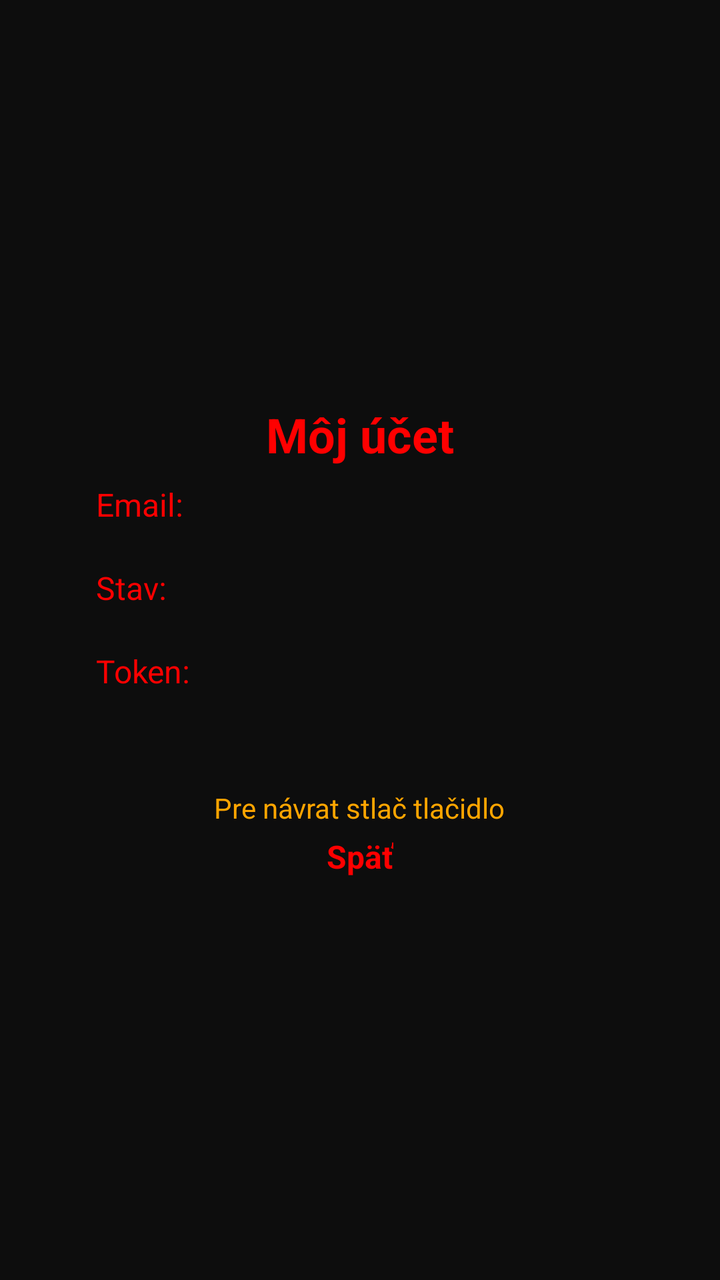
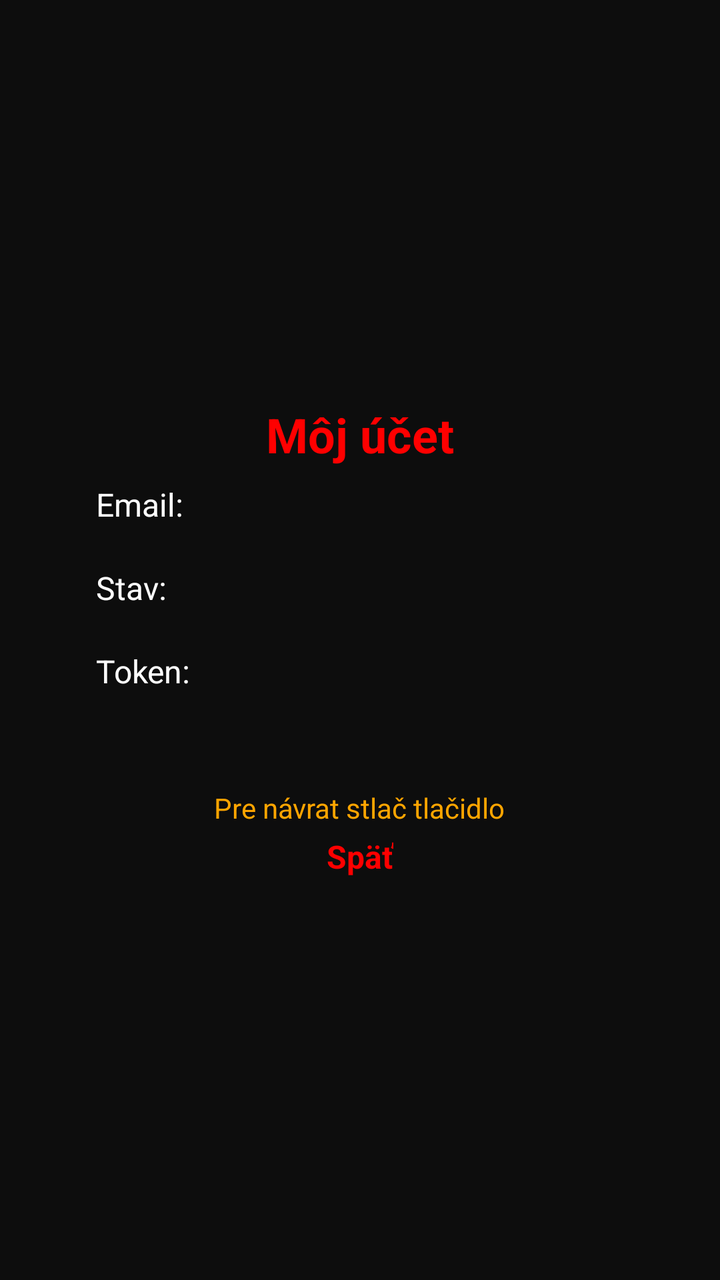

Compare the two renders of this Android layout. The source of the first and the diff that turns it into the second are given below.
<!-- AndroidManifest.xml: application theme Theme.JojPlay -->
<!-- res/layout/activity_account.xml -->
<?xml version="1.0" encoding="utf-8"?>
<LinearLayout xmlns:android="http://schemas.android.com/apk/res/android"
    android:layout_width="match_parent"
    android:layout_height="match_parent"
    android:orientation="vertical"
    android:gravity="center"
    android:background="#0D0D0D"
    android:padding="48dp">

    <TextView
        android:layout_width="wrap_content"
        android:layout_height="wrap_content"
        android:text="Môj účet"
        android:textColor="#FF0000"
        android:textSize="24sp"
        android:textStyle="bold"
        android:layout_marginBottom="8dp"/>
    
    <LinearLayout
        android:layout_width="match_parent"
        android:layout_height="wrap_content"
        android:orientation="horizontal"
        android:layout_marginBottom="20dp">
        <TextView
            android:layout_width="140dp"
            android:layout_height="wrap_content"
            android:text="Email:"
            android:textColor="#FF0000"
            android:textSize="16sp"/>
        <TextView
            android:id="@+id/tvAccountEmail"
            android:layout_width="wrap_content"
            android:layout_height="wrap_content"
            android:textColor="#00FF00"
            android:textSize="16sp"
            android:textStyle="bold"/>
    </LinearLayout>

    <LinearLayout
        android:layout_width="match_parent"
        android:layout_height="wrap_content"
        android:orientation="horizontal"
        android:layout_marginBottom="20dp">
        <TextView
            android:layout_width="140dp"
            android:layout_height="wrap_content"
            android:text="Stav:"
            android:textColor="#FF0000"
            android:textSize="16sp"/>
        <TextView
            android:id="@+id/tvAccountStatus"
            android:layout_width="wrap_content"
            android:layout_height="wrap_content"
            android:textColor="#FFFFFF"
            android:textSize="16sp"
            android:textStyle="bold"/>
    </LinearLayout>

    <LinearLayout
        android:layout_width="match_parent"
        android:layout_height="wrap_content"
        android:orientation="horizontal"
        android:layout_marginBottom="48dp">
        <TextView
            android:layout_width="140dp"
            android:layout_height="wrap_content"
            android:text="Token:"
            android:textColor="#FF0000"
            android:textSize="16sp"/>
        <TextView
            android:id="@+id/tvAccountExpiry"
            android:layout_width="wrap_content"
            android:layout_height="wrap_content"
            android:textColor="#FFFFFF"
            android:textSize="16sp"/>
    </LinearLayout>

    <TextView
        android:layout_width="wrap_content"
        android:layout_height="wrap_content"
        android:text="Pre návrat stlač tlačidlo"
        android:textColor="#FFA500"
        android:textSize="14sp"
        android:layout_marginBottom="4dp"/>

    <TextView
        android:layout_width="wrap_content"
        android:layout_height="wrap_content"
        android:text="Späť"
        android:textColor="#FF0000"
        android:textSize="16sp"
        android:textStyle="bold"/>

</LinearLayout>
<!-- resources referenced by this layout -->
<resources>
  <style name="Theme.JojPlay" parent="Theme.MaterialComponents.DayNight.NoActionBar">
          <item name="colorPrimary">#E30613</item>
          <item name="colorPrimaryVariant">#B00010</item>
          <item name="colorOnPrimary">#FFFFFF</item>
          <item name="colorSecondary">#E30613</item>
          <item name="colorAccent">#E30613</item>
          <item name="android:windowBackground">#0D0D0D</item>
          <item name="android:statusBarColor">#000000</item>
          <item name="android:navigationBarColor">#000000</item>
          <item name="strokeColor">#E30613</item>
          <item name="android:listSelector">@drawable/list_selector</item>
          <item name="android:colorFocusedHighlight">#E30613</item>
      </style>
  <!-- drawable list_selector (drawable) -->
  <?xml version="1.0" encoding="utf-8"?>
  <selector xmlns:android="http://schemas.android.com/apk/res/android">
      <item android:state_focused="true">
          <shape>
              <solid android:color="#55E30613"/>
              <corners android:radius="4dp"/>
          </shape>
      </item>
      <item android:drawable="@android:color/transparent"/>
  </selector>
</resources>

<!-- the commit's change to res/layout/activity_account.xml (unified diff, before → after) -->
@@ -25,7 +25,7 @@
             android:layout_width="140dp"
             android:layout_height="wrap_content"
             android:text="Email:"
-            android:textColor="#FF0000"
+            android:textColor="#FFFFFF"
             android:textSize="16sp"/>
         <TextView
             android:id="@+id/tvAccountEmail"
@@ -45,7 +45,7 @@
             android:layout_width="140dp"
             android:layout_height="wrap_content"
             android:text="Stav:"
-            android:textColor="#FF0000"
+            android:textColor="#FFFFFF"
             android:textSize="16sp"/>
         <TextView
             android:id="@+id/tvAccountStatus"
@@ -65,13 +65,13 @@
             android:layout_width="140dp"
             android:layout_height="wrap_content"
             android:text="Token:"
-            android:textColor="#FF0000"
+            android:textColor="#FFFFFF"
             android:textSize="16sp"/>
         <TextView
             android:id="@+id/tvAccountExpiry"
             android:layout_width="wrap_content"
             android:layout_height="wrap_content"
-            android:textColor="#FFFFFF"
+            android:textColor="#00FF00"
             android:textSize="16sp"/>
     </LinearLayout>
 
